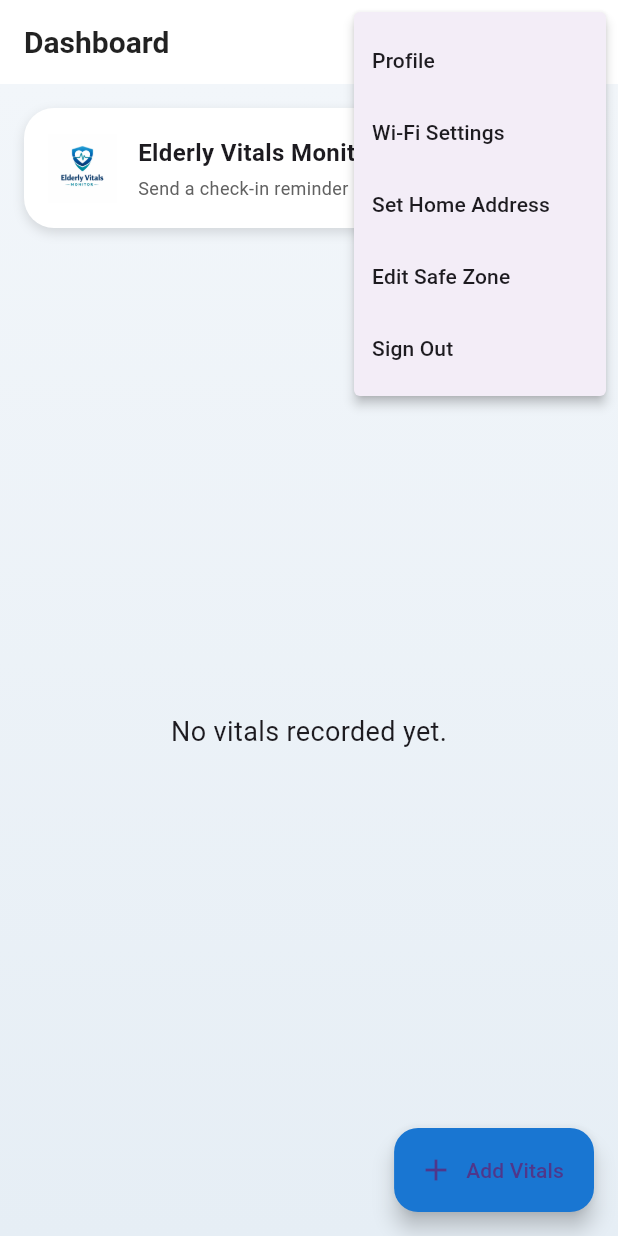
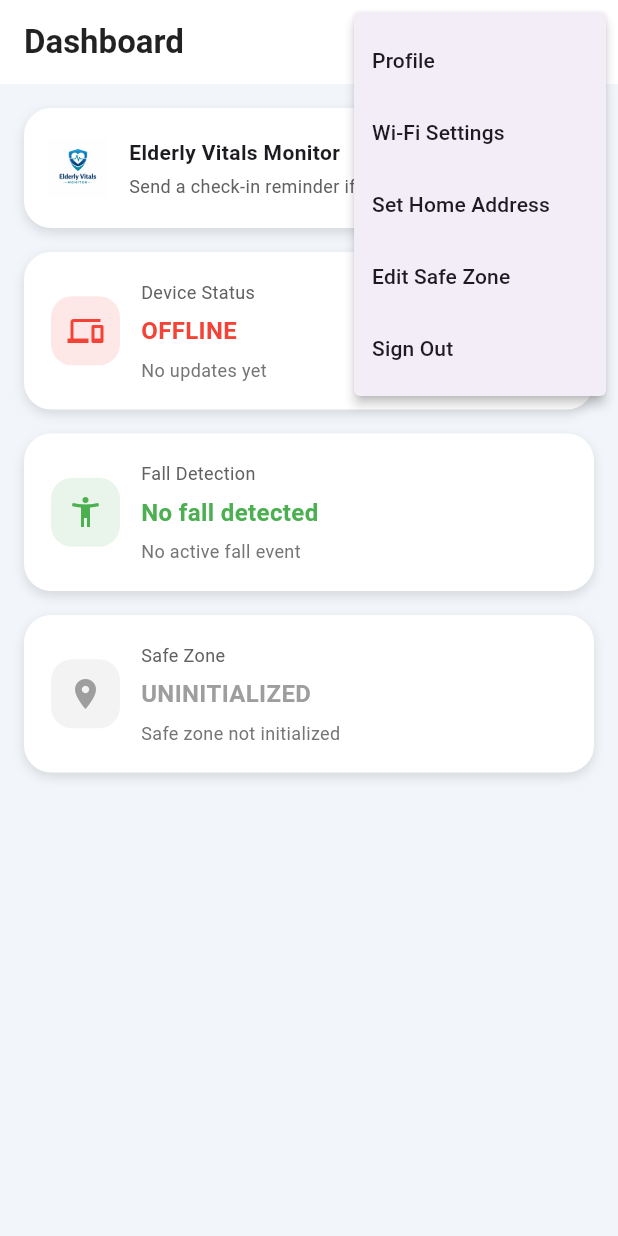
Before and after one commit to Olabiyi123/Elderly_vitals_monitor, a Flutter app: the screen it shows once a user with an empty profile is signed in, after a tap on the "more vert" icon, on a phone screen of 412 x 824 dp. Run offline on Flutter 3.47's test engine with Material 3 defaults, Android fonts, the phone set to English and light mode, and no system bars; our stand-ins replace awesome_notifications, cloud_firestore, firebase_auth, firebase_core, firebase_database, geocoding and 1 more; accounts and stored records are empty.

Commit message:
changed contents of dashboard by removing vitals implementation

```diff
--- a/lib/screens/dashboard_screen.dart
+++ b/lib/screens/dashboard_screen.dart
@@ -3,7 +3,6 @@ import 'package:firebase_auth/firebase_auth.dart';
 import 'package:firebase_database/firebase_database.dart';
 import 'package:flutter/material.dart';
 import 'package:awesome_notifications/awesome_notifications.dart';
-import 'package:url_launcher/url_launcher.dart';
 import 'dart:async';
 
 import 'package:elderly_vitals_monitor/services/realtime_db_service.dart';
@@ -15,24 +14,30 @@ class DashboardScreen extends StatefulWidget {
 
 class _DashboardScreenState extends State<DashboardScreen> {
   final user = FirebaseAuth.instance.currentUser;
-  final Set<String> _notifiedVitalIds = {};
+  final _rtdb = RealtimeDbService();
+
+  StreamSubscription<DatabaseEvent>? _gyroSub;
+  StreamSubscription<DatabaseEvent>? _locationSub;
+
+  bool _fallDetected = false;
   bool _fallNotified = false;
+
+  String _zoneStatus = "UNINITIALIZED";
   bool _zoneNotified = false;
 
-  final _rtdb = RealtimeDbService();
-
-  StreamSubscription<DatabaseEvent>? fallSub;
+  DateTime? _lastDeviceUpdate;
 
   @override
   void initState() {
     super.initState();
     _requestNotificationPermission();
-    _listenToRealtimeGyroAlerts();
+    _listenToRealtimeDeviceData();
   }
 
   @override
   void dispose() {
-    fallSub?.cancel();
+    _gyroSub?.cancel();
+    _locationSub?.cancel();
     super.dispose();
   }
 
@@ -43,73 +48,85 @@ class _DashboardScreenState extends State<DashboardScreen> {
     }
   }
 
-  void _listenToRealtimeGyroAlerts() {
-    final uid = user?.uid;
-    if (uid == null) return;
-
+  void _listenToRealtimeDeviceData() {
     final gyroRef = FirebaseDatabase.instance.ref().child('Gyro');
     final locationRef = FirebaseDatabase.instance.ref().child('Location');
 
-    fallSub = gyroRef.onValue.listen((event) async {
+    // ------------------ FALL DETECTION ------------------
+    _gyroSub = gyroRef.onValue.listen((event) async {
       final data = event.snapshot.value as Map<dynamic, dynamic>?;
       if (data == null) return;
 
       final fall = data['Fall Detection']?.toString().toLowerCase();
-      final timestamp = DateTime.now().toLocal().toString().split('.')[0];
+
+      setState(() {
+        _lastDeviceUpdate = DateTime.now();
+        _fallDetected = (fall == 'true');
+      });
 
       if (fall == 'true' && !_fallNotified) {
         _fallNotified = true;
 
-        final message = "Fall detected at $timestamp";
-        await _sendAbnormalNotification("Fall Alert", message);
+        final timestamp = DateTime.now().toLocal().toString().split('.')[0];
+        final title = "Fall Detected";
+        final details = "Fall detected at $timestamp";
 
-        await fallSub?.cancel();
+        await _sendAbnormalNotification(title, details);
+        await _logAlertToFirestore(
+          type: "fall",
+          title: title,
+          message: details,
+        );
+
         await FirebaseDatabase.instance
             .ref()
             .child('Gyro')
             .child('Fall Detection')
             .set("false");
-
-        await Future.delayed(Duration(seconds: 2));
-        _listenToRealtimeGyroAlerts();
       }
 
-      if (fall == 'false') _fallNotified = false;
+      if (fall == 'false') {
+        _fallNotified = false;
+      }
     });
 
-    locationRef.onValue.listen((event) async {
+    // ------------------ GEOFENCE ------------------
+    _locationSub = locationRef.onValue.listen((event) async {
       final data = event.snapshot.value as Map<dynamic, dynamic>?;
       if (data == null) return;
 
       final zone = data['Zone Indicator']?.toString().toUpperCase();
+
+      setState(() {
+        _lastDeviceUpdate = DateTime.now();
+        _zoneStatus = zone ?? "UNINITIALIZED";
+      });
+
+      if (_zoneStatus == 'OUT OF ZONE' && !_zoneNotified) {
+        _zoneNotified = true;
+
         final timestamp = DateTime.now().toLocal().toString().split('.')[0];
+        final title = "Geofence Breach";
+        final details = "User exited safe zone at $timestamp";
 
-      if (zone == 'OUT OF ZONE' && !_zoneNotified) {
-        _zoneNotified = true;
-        final message = "User exited safe zone at $timestamp";
-        await _sendAbnormalNotification("Geofence Breach", message);
+        await _sendAbnormalNotification(title, details);
+
+        await _logAlertToFirestore(
+          type: "geofence",
+          title: title,
+          message: details,
+        );
       }
 
-      if (zone == 'INSIDE ZONE') _zoneNotified = false;
+      if (_zoneStatus == 'INSIDE ZONE') {
+        _zoneNotified = false;
+      }
     });
   }
 
-  Stream<QuerySnapshot> _getVitalsStream() {
-    return FirebaseFirestore.instance
-        .collection('users')
-        .doc(user!.uid)
-        .collection('vitals')
-        .orderBy('timestamp', descending: true)
-        .snapshots();
-  }
-
-  void _signOut(BuildContext context) async {
-    await FirebaseAuth.instance.signOut();
-    Navigator.pushReplacementNamed(context, '/login');
-  }
-
-  Future<void> _launchUrl(Uri url) async {
-    await launchUrl(url, mode: LaunchMode.externalApplication);
+  bool get _isDeviceOnline {
+    if (_lastDeviceUpdate == null) return false;
+    return DateTime.now().difference(_lastDeviceUpdate!).inSeconds < 60;
   }
 
   Future<void> _sendAbnormalNotification(String title, String body) async {
@@ -123,6 +140,27 @@ class _DashboardScreenState extends State<DashboardScreen> {
     );
   }
 
+  Future<void> _logAlertToFirestore({
+    required String type,
+    required String title,
+    required String message,
+  }) async {
+    final uid = user?.uid;
+    if (uid == null) return;
+
+    await FirebaseFirestore.instance
+        .collection('users')
+        .doc(uid)
+        .collection('alerts')
+        .add({
+          'type': type,
+          'title': title, // bold header
+          'message': message, // subtext
+          'timestamp': FieldValue.serverTimestamp(),
+          'notifiedByApp': true,
+        });
+  }
+
   Future<void> _sendCheckIn() async {
     final current = FirebaseAuth.instance.currentUser;
     final requestedBy = current?.email ?? current?.uid ?? 'caregiver';
@@ -130,37 +168,48 @@ class _DashboardScreenState extends State<DashboardScreen> {
     try {
       await _rtdb.sendCheckInRequest(requestedBy: requestedBy);
       if (!mounted) return;
+
       ScaffoldMessenger.of(
         context,
       ).showSnackBar(SnackBar(content: Text('Check-in request sent')));
     } catch (e) {
       if (!mounted) return;
+
       ScaffoldMessenger.of(
         context,
       ).showSnackBar(SnackBar(content: Text('Failed to send check-in: $e')));
     }
   }
 
+  void _signOut(BuildContext context) async {
+    await FirebaseAuth.instance.signOut();
+    Navigator.pushReplacementNamed(context, '/login');
+  }
+
+  Color _zoneColor() {
+    if (_zoneStatus == "INSIDE ZONE") return Colors.green;
+    if (_zoneStatus == "OUT OF ZONE") return Colors.red;
+    return Colors.grey;
+  }
+
   @override
   Widget build(BuildContext context) {
     return Scaffold(
       backgroundColor: Color(0xFFF2F6FA),
-
       appBar: AppBar(
         elevation: 0,
         backgroundColor: Colors.white,
         foregroundColor: Colors.black87,
-        title: Text(
-          "Dashboard",
-          style: TextStyle(fontWeight: FontWeight.bold, fontSize: 20),
-        ),
+        title: Text("Dashboard", style: TextStyle(fontWeight: FontWeight.bold)),
         actions: [
           IconButton(
             icon: Icon(Icons.warning_amber),
+            tooltip: 'Alert History',
             onPressed: () => Navigator.pushNamed(context, '/alerts'),
           ),
           IconButton(
             icon: Icon(Icons.notifications),
+            tooltip: 'Notifications',
             onPressed: () => Navigator.pushNamed(context, '/notifications'),
           ),
           PopupMenuButton<String>(
@@ -187,37 +236,69 @@ class _DashboardScreenState extends State<DashboardScreen> {
           ),
         ],
       ),
-
-      body: Container(
-        decoration: BoxDecoration(
-          gradient: LinearGradient(
-            colors: [Color(0xFFF2F6FA), Color(0xFFE6EEF5)],
-            begin: Alignment.topCenter,
-            end: Alignment.bottomCenter,
-          ),
-        ),
-        child: Padding(
+      body: SingleChildScrollView(
         padding: EdgeInsets.all(16),
         child: Column(
           children: [
-              // header card + check-in button
-              Container(
-                margin: EdgeInsets.only(bottom: 16),
+            HeaderCard(onCheckIn: _sendCheckIn),
+            SizedBox(height: 16),
+            StatusCard(
+              title: "Device Status",
+              value: _isDeviceOnline ? "ONLINE" : "OFFLINE",
+              icon: Icons.devices,
+              color: _isDeviceOnline ? Colors.green : Colors.red,
+              subtitle: _lastDeviceUpdate == null
+                  ? "No updates yet"
+                  : "Last update: ${_lastDeviceUpdate!.toLocal().toString().split('.')[0]}",
+            ),
+            SizedBox(height: 16),
+            StatusCard(
+              title: "Fall Detection",
+              value: _fallDetected ? "FALL DETECTED" : "No fall detected",
+              icon: Icons.accessibility_new,
+              color: _fallDetected ? Colors.red : Colors.green,
+              subtitle: _fallDetected
+                  ? "Immediate attention recommended"
+                  : "No active fall event",
+            ),
+            SizedBox(height: 16),
+            StatusCard(
+              title: "Safe Zone",
+              value: _zoneStatus,
+              icon: Icons.location_on,
+              color: _zoneColor(),
+              subtitle: _zoneStatus == "INSIDE ZONE"
+                  ? "User is within the safe radius"
+                  : _zoneStatus == "OUT OF ZONE"
+                  ? "User left safe area"
+                  : "Safe zone not initialized",
+            ),
+          ],
+        ),
+      ),
+    );
+  }
+}
+
+class HeaderCard extends StatelessWidget {
+  final VoidCallback onCheckIn;
+
+  const HeaderCard({required this.onCheckIn});
+
+  @override
+  Widget build(BuildContext context) {
+    return Container(
       padding: EdgeInsets.all(16),
       decoration: BoxDecoration(
         color: Colors.white,
-                  borderRadius: BorderRadius.circular(20),
+        borderRadius: BorderRadius.circular(18),
         boxShadow: [
-                    BoxShadow(
-                      color: Colors.black12,
-                      blurRadius: 6,
-                      offset: Offset(0, 3),
-                    ),
+          BoxShadow(color: Colors.black12, blurRadius: 6, offset: Offset(0, 3)),
         ],
       ),
       child: Row(
         children: [
-                    Image.asset('assets/logo.png', height: 46),
+          Image.asset('assets/logo.png', height: 40),
           SizedBox(width: 14),
           Expanded(
             child: Column(
@@ -225,171 +306,98 @@ class _DashboardScreenState extends State<DashboardScreen> {
               children: [
                 Text(
                   "Elderly Vitals Monitor",
-                            style: TextStyle(
-                              fontSize: 16,
-                              fontWeight: FontWeight.bold,
-                            ),
+                  style: TextStyle(fontWeight: FontWeight.bold),
                 ),
                 SizedBox(height: 4),
                 Text(
                   "Send a check-in reminder if needed",
+                  style: TextStyle(fontSize: 12, color: Colors.grey[700]),
+                ),
+              ],
+            ),
+          ),
+          ElevatedButton(
+            onPressed: onCheckIn,
+            style: ElevatedButton.styleFrom(
+              backgroundColor: Colors.blue[700],
+              padding: EdgeInsets.symmetric(horizontal: 14, vertical: 12),
+              shape: RoundedRectangleBorder(
+                borderRadius: BorderRadius.circular(12),
+              ),
+            ),
+            child: Text("Check In"),
+          ),
+        ],
+      ),
+    );
+  }
+}
+
+class StatusCard extends StatelessWidget {
+  final String title;
+  final String value;
+  final String subtitle;
+  final IconData icon;
+  final Color color;
+
+  const StatusCard({
+    required this.title,
+    required this.value,
+    required this.subtitle,
+    required this.icon,
+    required this.color,
+  });
+
+  @override
+  Widget build(BuildContext context) {
+    return Container(
+      padding: EdgeInsets.all(18),
+      decoration: BoxDecoration(
+        color: Colors.white,
+        borderRadius: BorderRadius.circular(18),
+        boxShadow: [
+          BoxShadow(color: Colors.black12, blurRadius: 6, offset: Offset(0, 3)),
+        ],
+      ),
+      child: Row(
+        children: [
+          Container(
+            width: 46,
+            height: 46,
+            decoration: BoxDecoration(
+              color: color.withOpacity(0.12),
+              borderRadius: BorderRadius.circular(14),
+            ),
+            child: Icon(icon, color: color),
+          ),
+          SizedBox(width: 14),
+          Expanded(
+            child: Column(
+              crossAxisAlignment: CrossAxisAlignment.start,
+              children: [
+                Text(
+                  title,
+                  style: TextStyle(fontSize: 12, color: Colors.grey[700]),
+                ),
+                SizedBox(height: 6),
+                Text(
+                  value,
                   style: TextStyle(
-                              fontSize: 12,
-                              color: Colors.grey[700],
+                    fontSize: 16,
+                    fontWeight: FontWeight.bold,
+                    color: color,
+                  ),
+                ),
+                SizedBox(height: 6),
+                Text(
+                  subtitle,
+                  style: TextStyle(fontSize: 12, color: Colors.grey[600]),
+                ),
+              ],
             ),
           ),
         ],
       ),
-                    ),
-                    SizedBox(width: 10),
-                    ElevatedButton(
-                      onPressed: _sendCheckIn,
-                      style: ElevatedButton.styleFrom(
-                        backgroundColor: Colors.blue[700],
-                        padding: EdgeInsets.symmetric(
-                          horizontal: 14,
-                          vertical: 12,
-                        ),
-                        shape: RoundedRectangleBorder(
-                          borderRadius: BorderRadius.circular(14),
-                        ),
-                      ),
-                      child: Text("Check in"),
-                    ),
-                  ],
-                ),
-              ),
-
-              Expanded(
-                child: StreamBuilder<QuerySnapshot>(
-                  stream: _getVitalsStream(),
-                  builder: (context, snapshot) {
-                    if (snapshot.hasError) {
-                      return Center(child: Text("Error loading vitals"));
-                    }
-                    if (snapshot.connectionState == ConnectionState.waiting) {
-                      return Center(child: CircularProgressIndicator());
-                    }
-
-                    final vitals = snapshot.data!.docs;
-
-                    if (vitals.isEmpty) {
-                      return Center(
-                        child: Text(
-                          "No vitals recorded yet.",
-                          style: TextStyle(fontSize: 18),
-                        ),
-                      );
-                    }
-
-                    return ListView.builder(
-                      itemCount: vitals.length,
-                      itemBuilder: (context, index) {
-                        final doc = vitals[index];
-                        final data = doc.data() as Map<String, dynamic>;
-
-                        final timestamp = (data['timestamp'] as Timestamp?)
-                            ?.toDate();
-                        final time = timestamp != null
-                            ? timestamp.toLocal().toString().split('.')[0]
-                            : "Unknown";
-
-                        return Container(
-                          margin: EdgeInsets.only(bottom: 18),
-                          decoration: BoxDecoration(
-                            borderRadius: BorderRadius.circular(20),
-                            boxShadow: [
-                              BoxShadow(
-                                color: Colors.black12,
-                                blurRadius: 8,
-                                offset: Offset(0, 4),
-                              ),
-                            ],
-                          ),
-                          child: ClipRRect(
-                            borderRadius: BorderRadius.circular(20),
-                            child: Container(
-                              color: Colors.white,
-                              padding: EdgeInsets.all(20),
-                              child: Column(
-                                crossAxisAlignment: CrossAxisAlignment.start,
-                                children: [
-                                  Row(
-                                    children: [
-                                      Icon(Icons.favorite, color: Colors.red),
-                                      SizedBox(width: 8),
-                                      Text(
-                                        "${data['heartRate']} bpm",
-                                        style: TextStyle(
-                                          fontSize: 22,
-                                          fontWeight: FontWeight.bold,
-                                        ),
-                                      ),
-                                    ],
-                                  ),
-                                  SizedBox(height: 12),
-                                  Text(
-                                    "Blood Pressure: ${data['bloodPressure']}",
-                                    style: TextStyle(fontSize: 16),
-                                  ),
-                                  SizedBox(height: 4),
-                                  Text(
-                                    "Temperature: ${data['temperature']} °C",
-                                    style: TextStyle(fontSize: 16),
-                                  ),
-                                  if (data['latitude'] != null &&
-                                      data['longitude'] != null) ...[
-                                    SizedBox(height: 12),
-                                    ElevatedButton.icon(
-                                      onPressed: () {
-                                        final lat = data['latitude'];
-                                        final lng = data['longitude'];
-                                        final url = Uri.parse(
-                                          "https://www.google.com/maps/search/?api=1&query=$lat,$lng",
-                                        );
-                                        _launchUrl(url);
-                                      },
-                                      icon: Icon(Icons.map),
-                                      label: Text("View on Map"),
-                                      style: ElevatedButton.styleFrom(
-                                        backgroundColor: Colors.blue[700],
-                                        shape: RoundedRectangleBorder(
-                                          borderRadius: BorderRadius.circular(
-                                            14,
-                                          ),
-                                        ),
-                                      ),
-                                    ),
-                                  ],
-                                  SizedBox(height: 12),
-                                  Text(
-                                    "Logged at: $time",
-                                    style: TextStyle(
-                                      fontSize: 13,
-                                      color: Colors.grey.shade600,
-                                    ),
-                                  ),
-                                ],
-                              ),
-                            ),
-                          ),
-                        );
-                      },
-                    );
-                  },
-                ),
-              ),
-            ],
-          ),
-        ),
-      ),
-
-      floatingActionButton: FloatingActionButton.extended(
-        onPressed: () => Navigator.pushNamed(context, '/add-vitals'),
-        icon: Icon(Icons.add),
-        label: Text("Add Vitals"),
-        backgroundColor: Colors.blue[700],
-      ),
     );
   }
 }
```
Lines whose indentation alone changed are shown as unchanged.
